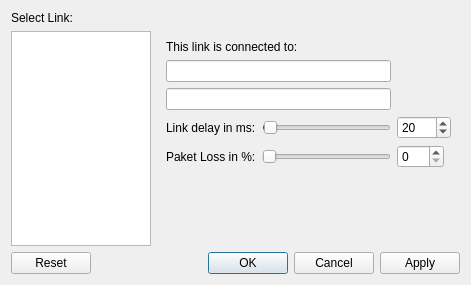
Qt form confLink.ui (koppd/mt) before a commit.
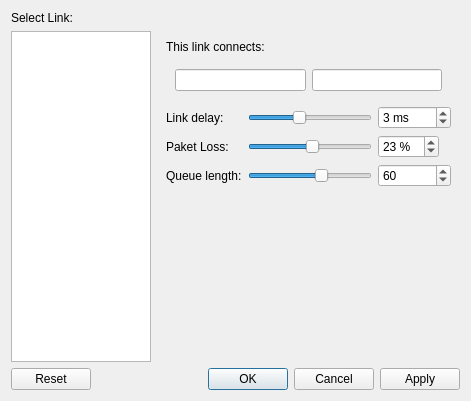
The same form after that commit.

Commit message: ConfLink GUI ausfüllen (links bei confHost werden entfernt) apply button test bei confHost

Patch:
```diff
--- a/confLink.ui
+++ b/confLink.ui
@@ -7,7 +7,7 @@
     <x>0</x>
     <y>0</y>
     <width>471</width>
-    <height>285</height>
+    <height>401</height>
    </rect>
   </property>
   <property name="windowTitle">
@@ -24,67 +24,87 @@
    <item row="1" column="1">
     <widget class="QWidget" name="widget_5" native="true">
      <layout class="QGridLayout" name="gridLayout_5">
-      <item row="3" column="2">
-       <widget class="QSpinBox" name="spinBox">
+      <item row="4" column="0">
+       <widget class="QLabel" name="label_7">
+        <property name="text">
+         <string>Link delay:</string>
+        </property>
+       </widget>
+      </item>
+      <item row="7" column="1">
+       <widget class="QSlider" name="hsQueue">
+        <property name="minimum">
+         <number>1</number>
+        </property>
+        <property name="value">
+         <number>60</number>
+        </property>
+        <property name="orientation">
+         <enum>Qt::Horizontal</enum>
+        </property>
+       </widget>
+      </item>
+      <item row="7" column="0">
+       <widget class="QLabel" name="label_9">
+        <property name="text">
+         <string>Queue length:</string>
+        </property>
+       </widget>
+      </item>
+      <item row="6" column="2">
+       <widget class="QSpinBox" name="sbLoss">
         <property name="sizePolicy">
          <sizepolicy hsizetype="Fixed" vsizetype="Fixed">
           <horstretch>0</horstretch>
           <verstretch>0</verstretch>
          </sizepolicy>
         </property>
+        <property name="suffix">
+         <string> %</string>
+        </property>
         <property name="maximum">
-         <number>2000</number>
+         <number>100</number>
         </property>
         <property name="value">
-         <number>20</number>
-        </property>
-       </widget>
-      </item>
-      <item row="5" column="0">
-       <widget class="QLabel" name="label_8">
-        <property name="text">
-         <string>Paket Loss in %:</string>
+         <number>23</number>
         </property>
        </widget>
       </item>
       <item row="0" column="0" colspan="3">
        <widget class="QLabel" name="label_6">
         <property name="text">
-         <string>This link is connected to:</string>
+         <string>This link connects:</string>
         </property>
        </widget>
       </item>
-      <item row="1" column="0" colspan="2">
-       <widget class="QLineEdit" name="lineEdit_3"/>
-      </item>
-      <item row="3" column="1">
-       <widget class="QSlider" name="horizontalSlider">
-        <property name="maximum">
-         <number>2000</number>
-        </property>
-        <property name="value">
-         <number>20</number>
-        </property>
-        <property name="orientation">
-         <enum>Qt::Horizontal</enum>
-        </property>
-       </widget>
-      </item>
-      <item row="5" column="2">
-       <widget class="QSpinBox" name="spinBox_2">
+      <item row="4" column="2">
+       <widget class="QSpinBox" name="sbDelay">
         <property name="sizePolicy">
          <sizepolicy hsizetype="Fixed" vsizetype="Fixed">
           <horstretch>0</horstretch>
           <verstretch>0</verstretch>
          </sizepolicy>
         </property>
+        <property name="suffix">
+         <string> ms</string>
+        </property>
         <property name="maximum">
-         <number>100</number>
+         <number>2000</number>
         </property>
+        <property name="value">
+         <number>3</number>
+        </property>
        </widget>
       </item>
-      <item row="5" column="1">
-       <widget class="QSlider" name="horizontalSlider_2">
+      <item row="6" column="0">
+       <widget class="QLabel" name="label_8">
+        <property name="text">
+         <string>Paket Loss:</string>
+        </property>
+       </widget>
+      </item>
+      <item row="6" column="1">
+       <widget class="QSlider" name="hsLoss">
         <property name="maximum">
          <number>100</number>
         </property>
@@ -94,20 +114,48 @@
         <property name="pageStep">
          <number>5</number>
         </property>
+        <property name="value">
+         <number>52</number>
+        </property>
         <property name="orientation">
          <enum>Qt::Horizontal</enum>
         </property>
        </widget>
       </item>
-      <item row="3" column="0">
-       <widget class="QLabel" name="label_7">
-        <property name="text">
-         <string>Link delay in ms:</string>
+      <item row="4" column="1">
+       <widget class="QSlider" name="hsDelay">
+        <property name="maximum">
+         <number>2000</number>
         </property>
+        <property name="value">
+         <number>800</number>
+        </property>
+        <property name="orientation">
+         <enum>Qt::Horizontal</enum>
+        </property>
        </widget>
       </item>
-      <item row="2" column="0" colspan="2">
-       <widget class="QLineEdit" name="lineEdit_4"/>
+      <item row="7" column="2">
+       <widget class="QSpinBox" name="sbQueue">
+        <property name="minimum">
+         <number>1</number>
+        </property>
+        <property name="value">
+         <number>60</number>
+        </property>
+       </widget>
+      </item>
+      <item row="1" column="0" colspan="3">
+       <widget class="QWidget" name="widget" native="true">
+        <layout class="QHBoxLayout" name="horizontalLayout">
+         <item>
+          <widget class="QLineEdit" name="leSource"/>
+         </item>
+         <item>
+          <widget class="QLineEdit" name="leDestination"/>
+         </item>
+        </layout>
+       </widget>
       </item>
      </layout>
     </widget>
```
The commit also changes 2 other files.
